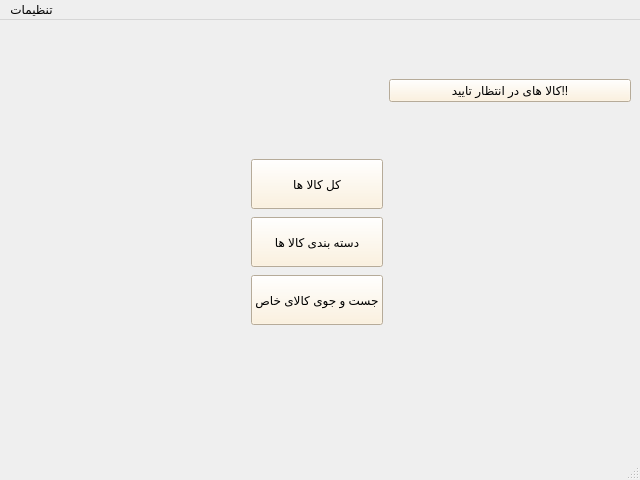
First picture: the form in ReviewAdminWindow.ui, repository Alireza8hi/Project-DigiKala, before the edit.
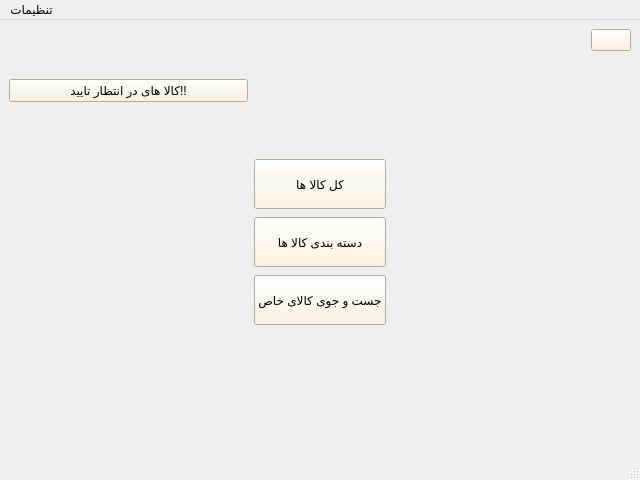
Second picture: the form after the edit. Icons and pictures are not drawn.

Patch:
```diff
--- a/ReviewAdminWindow.ui
+++ b/ReviewAdminWindow.ui
@@ -151,22 +151,6 @@
       </item>
      </layout>
     </item>
-    <item row="0" column="2">
-     <widget class="QPushButton" name="CommoditiesAwaitingApprovalBtn">
-      <property name="styleSheet">
-       <string notr="true">color: rgb(0, 0, 0);
-border-image: url(:/Pics/Pics/NoBack.png);
-background-color: rgb(255, 240, 214);</string>
-      </property>
-      <property name="text">
-       <string>کالا های در انتظار تایید!!</string>
-      </property>
-      <property name="icon">
-       <iconset resource="icons.qrc">
-        <normaloff>:/Icons/Icons/timer-icon-14.jpg</normaloff>:/Icons/Icons/timer-icon-14.jpg</iconset>
-      </property>
-     </widget>
-    </item>
     <item row="3" column="2">
      <spacer name="horizontalSpacer_2">
       <property name="orientation">
@@ -206,6 +190,67 @@
       </property>
      </spacer>
     </item>
+    <item row="0" column="0">
+     <widget class="QPushButton" name="CommoditiesAwaitingApprovalBtn">
+      <property name="styleSheet">
+       <string notr="true">color: rgb(0, 0, 0);
+border-image: url(:/Pics/Pics/NoBack.png);
+background-color: rgb(255, 240, 214);</string>
+      </property>
+      <property name="text">
+       <string>کالا های در انتظار تایید!!</string>
+      </property>
+      <property name="icon">
+       <iconset resource="icons.qrc">
+        <normaloff>:/Icons/Icons/timer-icon-14.jpg</normaloff>:/Icons/Icons/timer-icon-14.jpg</iconset>
+      </property>
+     </widget>
+    </item>
+    <item row="0" column="2">
+     <layout class="QGridLayout" name="gridLayout_2">
+      <item row="0" column="0">
+       <spacer name="horizontalSpacer_3">
+        <property name="orientation">
+         <enum>Qt::Horizontal</enum>
+        </property>
+        <property name="sizeHint" stdset="0">
+         <size>
+          <width>40</width>
+          <height>20</height>
+         </size>
+        </property>
+       </spacer>
+      </item>
+      <item row="0" column="1">
+       <widget class="QPushButton" name="CartBtn">
+        <property name="styleSheet">
+         <string notr="true">background-color: rgb(255, 240, 214);
+border-image: url(:/Pics/Pics/NoBack.png);</string>
+        </property>
+        <property name="text">
+         <string/>
+        </property>
+        <property name="icon">
+         <iconset resource="icons.qrc">
+          <normaloff>:/Icons/Icons/basket-cart-icon-27.png</normaloff>:/Icons/Icons/basket-cart-icon-27.png</iconset>
+        </property>
+       </widget>
+      </item>
+      <item row="1" column="1">
+       <spacer name="verticalSpacer_5">
+        <property name="orientation">
+         <enum>Qt::Vertical</enum>
+        </property>
+        <property name="sizeHint" stdset="0">
+         <size>
+          <width>20</width>
+          <height>40</height>
+         </size>
+        </property>
+       </spacer>
+      </item>
+     </layout>
+    </item>
    </layout>
   </widget>
   <widget class="QMenuBar" name="menubar">
```
Left out of the diff: 16 changed lines with no effect on the pictures.
